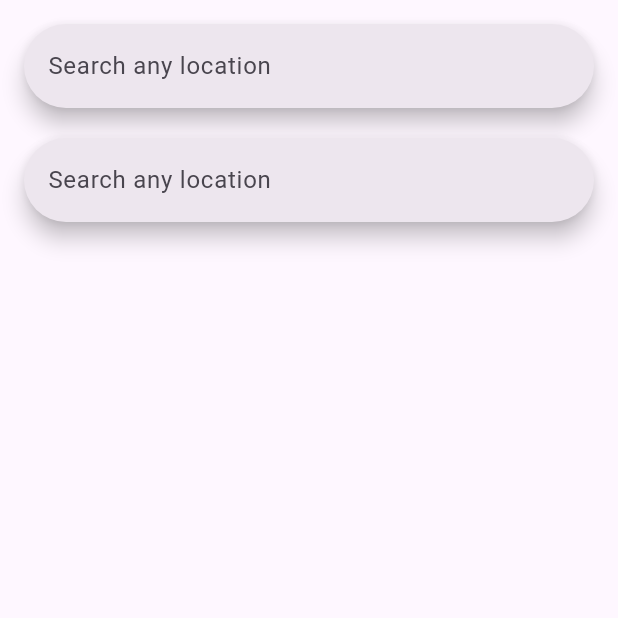
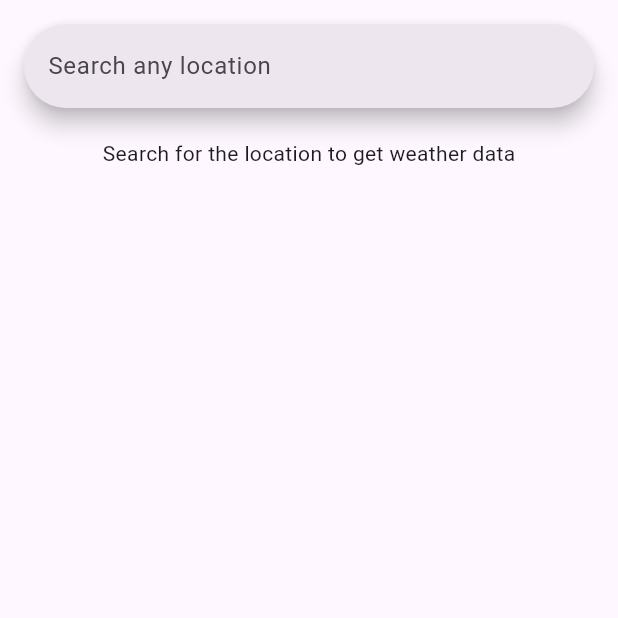
Before and after one commit to sudeepasaranga/Climate-App, a Flutter app: the screen it shows after launch, on a phone screen of 412 x 824 dp, the top half of it. Run offline on Flutter 3.47's test engine with Material 3 defaults, Android fonts, the phone set to English and light mode, and no system bars.

Commit message:
Complete Step

```diff
--- a/weather_app/lib/homepage.dart
+++ b/weather_app/lib/homepage.dart
@@ -13,6 +13,8 @@ class _HomepageState extends State<Homepage> {
 
   ApiResponse? response;
   bool inProgress = false;
+  String message = "Search for the location to get weather data";
+
 
   @override
   Widget build(BuildContext context) {
@@ -24,7 +26,12 @@ class _HomepageState extends State<Homepage> {
             _buildSearchWidget(),
             const SizedBox(height: 20),
             if(inProgress)
-            CircularProgressIndicator() else _buildSearchWidget(),
+            CircularProgressIndicator()
+            else
+            Expanded(
+              child:  SingleChildScrollView(child:  _buildWeatherWidget())
+            ),
+
           ],
         ),
       ),
@@ -40,9 +47,9 @@ class _HomepageState extends State<Homepage> {
     );
    }
 
-   Widget _buildSearchWidget() {
+   Widget _buildWeatherWidget() {
       if (response == null){
-        return Text("Search for the location to get weather data");
+        return Text(message);
       }else{
         return Column(
              crossAxisAlignment: CrossAxisAlignment.start,
@@ -114,10 +121,43 @@ class _HomepageState extends State<Homepage> {
                     Row(
                       mainAxisAlignment: MainAxisAlignment.spaceAround,
                       children: [
-                        _dataAndTitleWidget("title", "data"),
-                        _dataAndTitleWidget("title", "data")
+                        _dataAndTitleWidget("Humidity",
+                            response?.current?.humidity?.toString() ?? ""),
+                        _dataAndTitleWidget("Wind Speed",
+                         "${response?.current?.windKph?.toString() ?? ""} + km/h")
                       ],
-                    )
+                    ),
+
+                     Row(
+                      mainAxisAlignment: MainAxisAlignment.spaceAround,
+                      children: [
+                        _dataAndTitleWidget("UV",
+                            response?.current?.uv?.toString() ?? ""),
+                        _dataAndTitleWidget("Percipitation",
+                         "${response?.current?.precipMm?.toString() ?? ""} + mm")
+                      ],
+                    ),
+
+                    Row(
+                      mainAxisAlignment: MainAxisAlignment.spaceAround,
+                      children: [
+                        _dataAndTitleWidget("Local Time",
+                            response?.location?.localtime?.split(" ").last ?? ""),
+                        _dataAndTitleWidget("Local Date",
+                            response?.location?.localtime?.split(" ").first ?? ""),
+                      ],
+                    ),
+
+                    Row(
+                      mainAxisAlignment: MainAxisAlignment.spaceAround,
+                      children: [
+                        _dataAndTitleWidget("Humidity",
+                            response?.current?.humidity?.toString() ?? ""),
+                        _dataAndTitleWidget("Wind Speed",
+                         "${response?.current?.windKph?.toString() ?? ""} + km/h")
+                      ],
+                    ),
+
                   ],
                 ),
               )
@@ -136,7 +176,6 @@ class _HomepageState extends State<Homepage> {
                 Text(
                   data,
                   style: const TextStyle(
-                    fontSize: 27,
                     color:Colors.black87,
                     fontWeight: FontWeight.w600,
 
@@ -166,6 +205,11 @@ class _HomepageState extends State<Homepage> {
 
        response = await WeatherApi().getCurrentWeather(location);
     }catch(e){
+      setState(() {
+        message = "Failed to get weather";
+        response = null;
+
+      });
 
     }finally{
 
```
